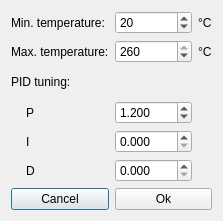
First picture: the form in settings_dialog.ui, repository marcocipriani01/Hot-plate, before the edit.
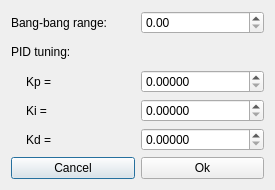
Second picture: the form after the edit.

What changed in the file:
```diff
--- a/settings_dialog.ui
+++ b/settings_dialog.ui
@@ -6,10 +6,16 @@
    <rect>
     <x>0</x>
     <y>0</y>
-    <width>212</width>
-    <height>221</height>
+    <width>275</width>
+    <height>190</height>
    </rect>
   </property>
+  <property name="minimumSize">
+   <size>
+    <width>275</width>
+    <height>190</height>
+   </size>
+  </property>
   <property name="windowTitle">
    <string>Heating Device Settings</string>
   </property>
@@ -17,7 +23,7 @@
    <item row="4" column="1">
     <widget class="QDoubleSpinBox" name="k_I_spinner">
      <property name="decimals">
-      <number>3</number>
+      <number>5</number>
      </property>
      <property name="maximum">
       <double>1000.000000000000000</double>
@@ -30,130 +36,7 @@
      </property>
     </widget>
    </item>
-   <item row="1" column="1">
-    <widget class="QSpinBox" name="max_spinner">
-     <property name="minimum">
-      <number>20</number>
-     </property>
-     <property name="maximum">
-      <number>260</number>
-     </property>
-     <property name="value">
-      <number>260</number>
-     </property>
-    </widget>
-   </item>
-   <item row="4" column="0">
-    <widget class="QLabel" name="maxHysteresisLabel_2">
-     <property name="text">
-      <string>I</string>
-     </property>
-     <property name="indent">
-      <number>15</number>
-     </property>
-    </widget>
-   </item>
-   <item row="2" column="0">
-    <widget class="QLabel" name="xAxisLabel_2">
-     <property name="text">
-      <string>PID tuning:</string>
-     </property>
-    </widget>
-   </item>
-   <item row="0" column="0">
-    <widget class="QLabel" name="amplificationLabel">
-     <property name="text">
-      <string>Min. temperature:</string>
-     </property>
-    </widget>
-   </item>
-   <item row="0" column="1">
-    <widget class="QSpinBox" name="min_spinner">
-     <property name="minimum">
-      <number>10</number>
-     </property>
-     <property name="maximum">
-      <number>80</number>
-     </property>
-     <property name="value">
-      <number>20</number>
-     </property>
-    </widget>
-   </item>
-   <item row="3" column="0">
-    <widget class="QLabel" name="amplificationLabel_2">
-     <property name="text">
-      <string>P</string>
-     </property>
-     <property name="indent">
-      <number>15</number>
-     </property>
-    </widget>
-   </item>
-   <item row="1" column="0">
-    <widget class="QLabel" name="maxHysteresisLabel">
-     <property name="text">
-      <string>Max. temperature:</string>
-     </property>
-    </widget>
-   </item>
-   <item row="5" column="1">
-    <widget class="QDoubleSpinBox" name="k_D_spinner">
-     <property name="decimals">
-      <number>3</number>
-     </property>
-     <property name="maximum">
-      <double>1000.000000000000000</double>
-     </property>
-     <property name="singleStep">
-      <double>0.100000000000000</double>
-     </property>
-     <property name="value">
-      <double>0.000000000000000</double>
-     </property>
-    </widget>
-   </item>
-   <item row="1" column="2">
-    <widget class="QLabel" name="label_2">
-     <property name="text">
-      <string>°C</string>
-     </property>
-    </widget>
-   </item>
-   <item row="3" column="1">
-    <widget class="QDoubleSpinBox" name="k_P_spinner">
-     <property name="decimals">
-      <number>3</number>
-     </property>
-     <property name="maximum">
-      <double>1000.000000000000000</double>
-     </property>
-     <property name="singleStep">
-      <double>0.100000000000000</double>
-     </property>
-     <property name="value">
-      <double>1.200000000000000</double>
-     </property>
-    </widget>
-   </item>
-   <item row="5" column="0">
-    <widget class="QLabel" name="dLabel">
-     <property name="text">
-      <string>D</string>
-     </property>
-     <property name="indent">
-      <number>15</number>
-     </property>
-    </widget>
-   </item>
-   <item row="0" column="2">
-    <widget class="QLabel" name="label">
-     <property name="text">
-      <string>°C</string>
-     </property>
-    </widget>
-   </item>
-   <item row="8" column="0" colspan="3">
+   <item row="8" column="0" colspan="2">
     <layout class="QHBoxLayout" name="horizontalLayout">
      <item>
       <widget class="QPushButton" name="cancel_button">
@@ -171,6 +54,89 @@
      </item>
     </layout>
    </item>
+   <item row="5" column="0">
+    <widget class="QLabel" name="dLabel">
+     <property name="text">
+      <string>Kd =</string>
+     </property>
+     <property name="indent">
+      <number>15</number>
+     </property>
+    </widget>
+   </item>
+   <item row="5" column="1">
+    <widget class="QDoubleSpinBox" name="k_D_spinner">
+     <property name="decimals">
+      <number>5</number>
+     </property>
+     <property name="maximum">
+      <double>1000.000000000000000</double>
+     </property>
+     <property name="singleStep">
+      <double>0.010000000000000</double>
+     </property>
+     <property name="value">
+      <double>0.000000000000000</double>
+     </property>
+    </widget>
+   </item>
+   <item row="1" column="0">
+    <widget class="QLabel" name="label">
+     <property name="text">
+      <string>Bang-bang range:</string>
+     </property>
+    </widget>
+   </item>
+   <item row="3" column="0">
+    <widget class="QLabel" name="amplificationLabel_2">
+     <property name="text">
+      <string>Kp =</string>
+     </property>
+     <property name="indent">
+      <number>15</number>
+     </property>
+    </widget>
+   </item>
+   <item row="4" column="0">
+    <widget class="QLabel" name="maxHysteresisLabel_2">
+     <property name="text">
+      <string>Ki =</string>
+     </property>
+     <property name="indent">
+      <number>15</number>
+     </property>
+    </widget>
+   </item>
+   <item row="3" column="1">
+    <widget class="QDoubleSpinBox" name="k_P_spinner">
+     <property name="decimals">
+      <number>5</number>
+     </property>
+     <property name="maximum">
+      <double>1000.000000000000000</double>
+     </property>
+     <property name="singleStep">
+      <double>0.010000000000000</double>
+     </property>
+     <property name="value">
+      <double>0.000000000000000</double>
+     </property>
+    </widget>
+   </item>
+   <item row="2" column="0">
+    <widget class="QLabel" name="xAxisLabel_2">
+     <property name="text">
+      <string>PID tuning:</string>
+     </property>
+    </widget>
+   </item>
+   <item row="1" column="1">
+    <widget class="QDoubleSpinBox" name="bang_bang_spinner">
+     <property name="maximum">
+      <double>1000.000000000000000</double>
+     </property>
+    </widget>
+   </item>
   </layout>
  </widget>
  <resources/>
```
Left out of the diff: 9 changed lines with no effect on the pictures.
